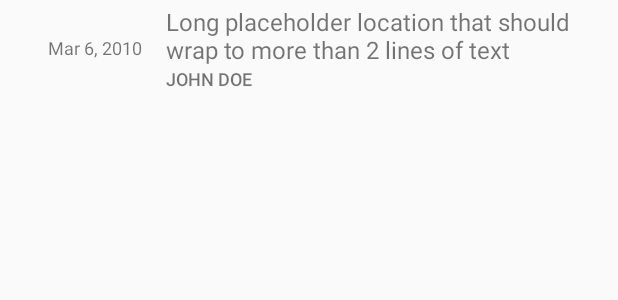
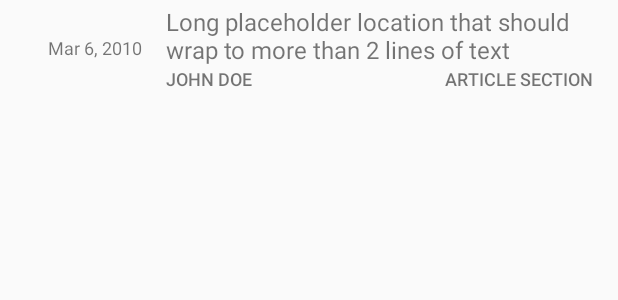
Before and after one commit to notoriace/NewsProject, an Android app: the layout news_list_item.xml on its own in the app's theme, with its tools: preview values and no code run, on a phone screen of 412 x 824 dp. Shown: the top 300 px of the screen. Run offline under Robolectric (Android 15) with nearby library versions, the phone set to English and light mode, and no system bars.

Commit message:
Updated app to include the section of the article. updated layout to seperate the author from the section title.

```diff
--- a/app/src/main/java/com/example/newstoday/Article.java
+++ b/app/src/main/java/com/example/newstoday/Article.java
@@ -6,13 +6,15 @@ public class Article {
     private String mArticleAuthor;
     private String mArticleDate;
     private String mUrl;
+    private String mSection;
 
-    public Article(String articleTitle, String articleAuthor, String articleDate, String url) {
+    public Article(String articleTitle, String articleAuthor, String articleDate, String url, String articleSection) {
 
         mArticleAuthor = articleAuthor;
         mArticleDate = articleDate;
         mArticleTitle = articleTitle;
         mUrl = url;
+        mSection = articleSection;
 
 
     }
@@ -34,4 +36,6 @@ public class Article {
 
     public String getUrl() {return mUrl;}
 
+    public String getArticleSection() {return mSection;}
+
 }
--- a/app/src/main/java/com/example/newstoday/QueryUtils.java
+++ b/app/src/main/java/com/example/newstoday/QueryUtils.java
@@ -71,7 +71,7 @@ public final class QueryUtils {
                 String title = currentArticle.getString("webTitle");
 
                 // Extract the value for the key called "pillarName"
-                String author = currentArticle.getString("pillarName");
+                String section = currentArticle.getString("pillarName");
 
                 // Extract the value for the key called "webUrl"
                 String url = currentArticle.getString("webUrl");
@@ -83,7 +83,7 @@ public final class QueryUtils {
 
                 // Create a new {@link Article} object with the title, author, date
                 // and url from the JSON response.
-                Article  article = new Article(title, newAuthor, date, url);
+                Article  article = new Article(title, newAuthor, date, url, section);
 
                 // Add the new {@link Article} to the list of articles.
                 articles.add(article);
--- a/app/src/main/res/layout/news_list_item.xml
+++ b/app/src/main/res/layout/news_list_item.xml
@@ -49,6 +49,11 @@
             android:textSize="16sp"
             tools:text="Long placeholder location that should wrap to more than 2 lines of text" />
 
+
+        <RelativeLayout
+            android:layout_width="wrap_content"
+            android:layout_height="wrap_content">
+
         <TextView
             android:id="@+id/article_author"
             android:layout_width="wrap_content"
@@ -58,8 +63,22 @@
             android:maxLines="1"
             android:textAllCaps="true"
             android:textSize="12sp"
+            android:layout_alignParentLeft="true"
             tools:text="John Doe" />
 
+        <TextView
+            android:id="@+id/article_section"
+            android:layout_width="wrap_content"
+            android:layout_height="wrap_content"
+            android:ellipsize="end"
+            android:fontFamily="sans-serif-medium"
+            android:maxLines="1"
+            android:textAllCaps="true"
+            android:textSize="12sp"
+            android:layout_alignParentRight="true"
+            tools:text="Article Section" />
+
+        </RelativeLayout>
 
 
     </LinearLayout>
```
Also changed, not shown: app/src/main/java/com/example/newstoday/ArticleAdapter.java (+4 -4 lines).
